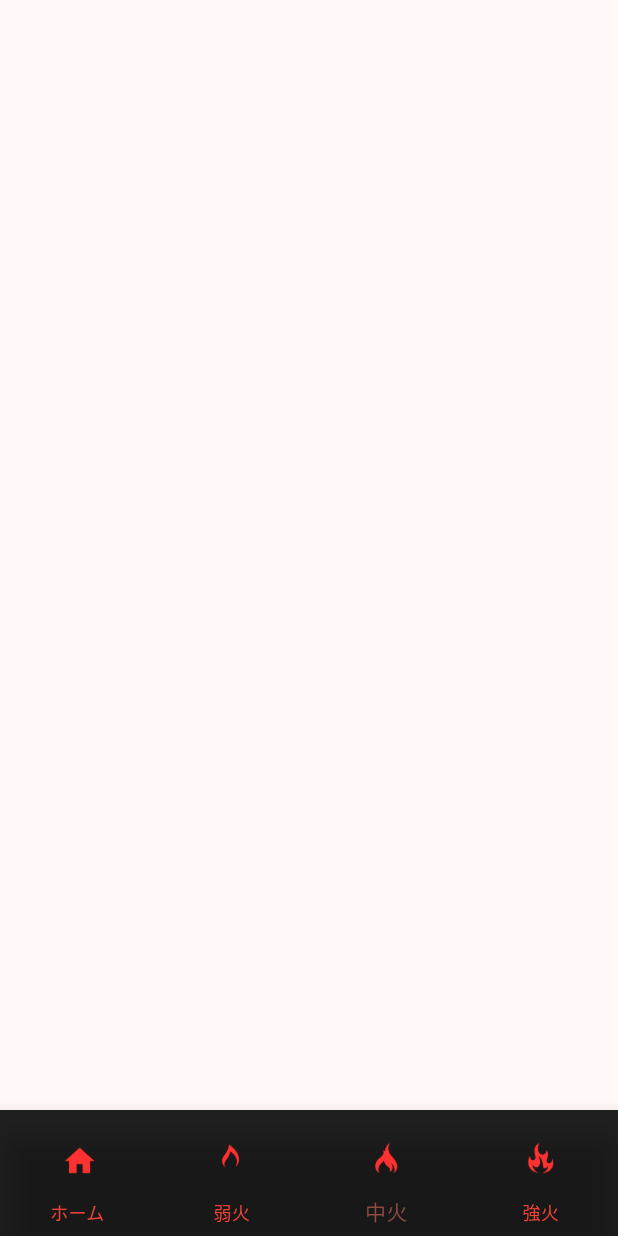
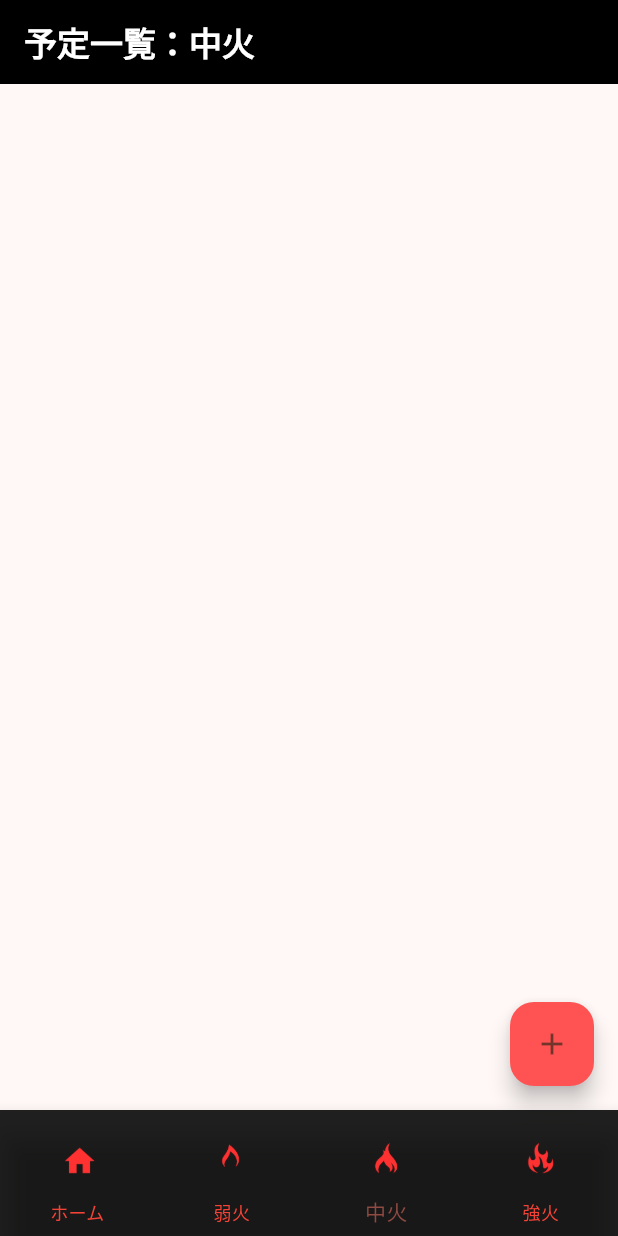
Before and after one commit to shimano-yuuki/sloth_shift, a Flutter app: the screen it shows after launch, item 3 of the bottom bar chosen, on a phone screen of 412 x 824 dp. Run offline on Flutter 3.47's test engine with Material 2 defaults, Android fonts, the phone set to English and light mode, and no system bars.

Commit message:
middle.dartのappbarとfloatingActionButtonの追加をした

```diff
--- a/lib/src/screens/middle.dart
+++ b/lib/src/screens/middle.dart
@@ -5,6 +5,20 @@ class MiddlePage extends StatelessWidget {
 
   @override
   Widget build(BuildContext context) {
-    return Container();
+    return Scaffold(
+      appBar: AppBar(
+        title: const Text('予定一覧：中火',
+        style: TextStyle(
+          color: Colors.white,fontWeight: FontWeight.bold),),
+        backgroundColor: Colors.black,
+     ),
+     floatingActionButton: FloatingActionButton(
+        onPressed: () {
+          // Add your onPressed code here!
+        },
+        backgroundColor: Colors.redAccent,
+        child: const Icon(Icons.add_outlined),
+      ),
+    );
   }
 }
```
